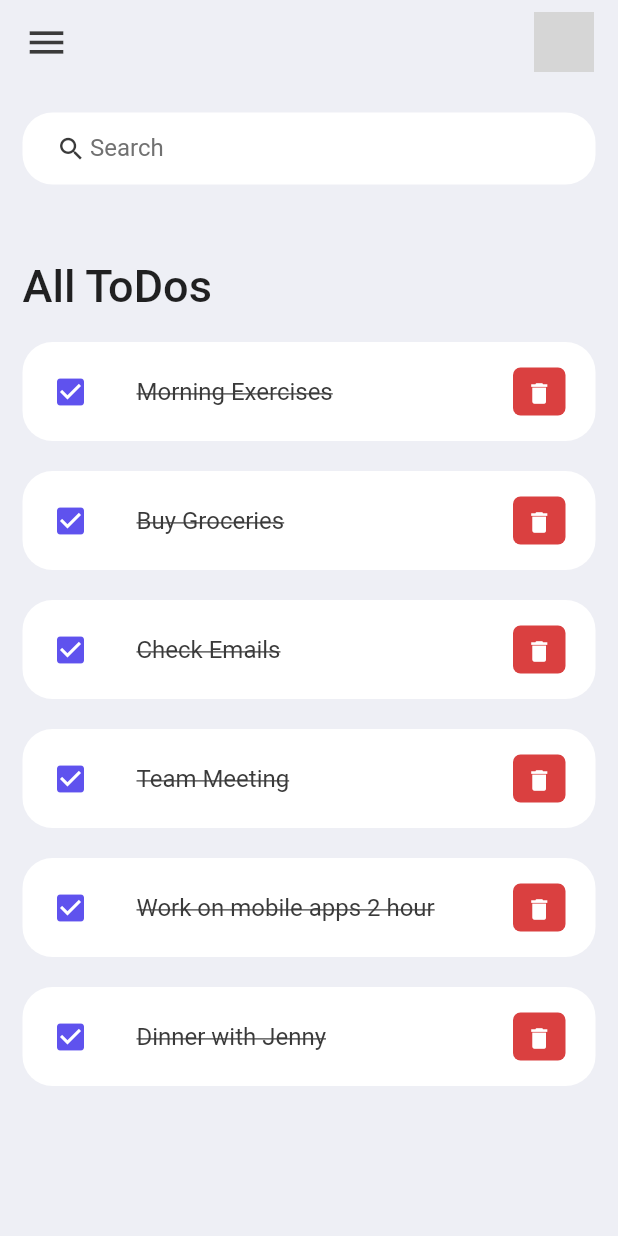
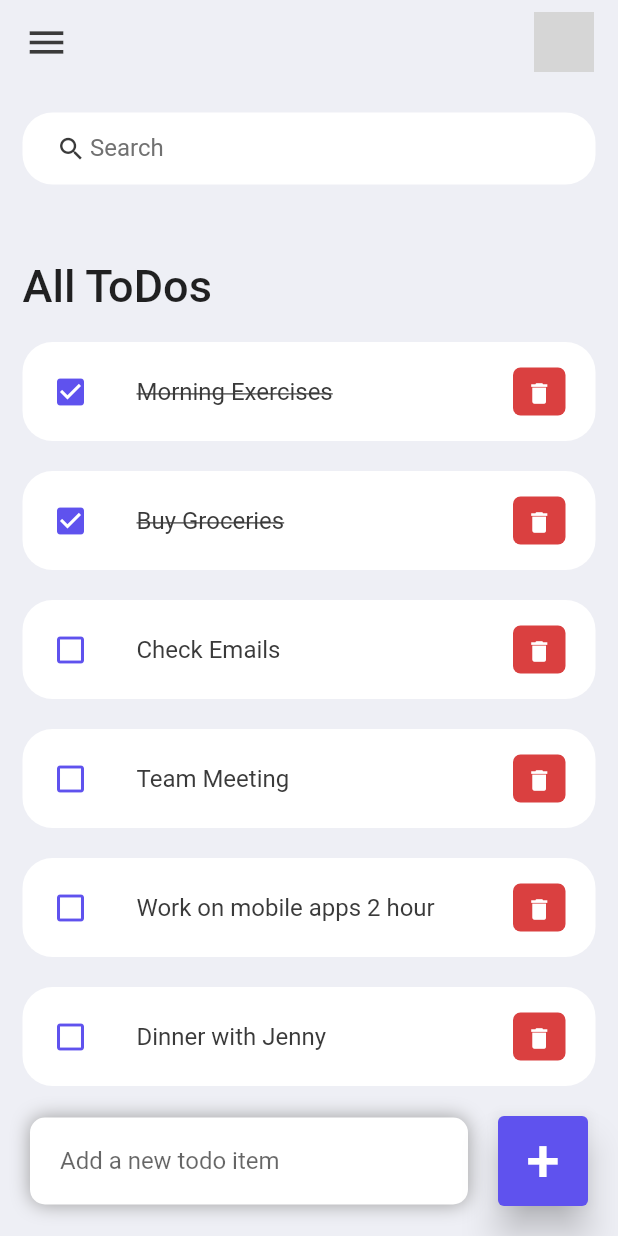
Before and after one commit to RenatoRosaFranco/flutter-todo-app, a Flutter app: the screen it shows after launch, on a phone screen of 412 x 824 dp. Run offline on Flutter 3.47's test engine with Material 2 defaults, Android fonts, the phone set to English and light mode, and no system bars; grey boxes are pictures that could not be loaded.

Commit message:
Todo item input added and project UI Finished

```diff
--- a/lib/model/todo.dart
+++ b/lib/model/todo.dart
@@ -13,10 +13,10 @@ class ToDo {
     return [
       ToDo(id: '01', todoText: 'Morning Exercises', isDone: true),
       ToDo(id: '02', todoText: 'Buy Groceries', isDone: true),
-      ToDo(id: '03', todoText: 'Check Emails', isDone: true),
-      ToDo(id: '04', todoText: 'Team Meeting', isDone: true),
-      ToDo(id: '05', todoText: 'Work on mobile apps 2 hour', isDone: true),
-      ToDo(id: '06', todoText: 'Dinner with Jenny', isDone: true),
+      ToDo(id: '03', todoText: 'Check Emails'),
+      ToDo(id: '04', todoText: 'Team Meeting'),
+      ToDo(id: '05', todoText: 'Work on mobile apps 2 hour'),
+      ToDo(id: '06', todoText: 'Dinner with Jenny'),
     ];
   }
 }
--- a/lib/screens/home.dart
+++ b/lib/screens/home.dart
@@ -2,6 +2,9 @@ import 'package:flutter/material.dart';
 import 'package:news_app/constants/colors.dart';
 import 'package:news_app/widgets/todo_item.dart';
 import 'package:news_app/model/todo.dart';
+
+import 'package:news_app/widgets/base/build_appbar.dart';
+import 'package:news_app/widgets/base/search_box.dart';
 
 class Home extends StatelessWidget {
   Home({Key? key}) : super(key: key);
@@ -16,7 +19,9 @@ class Home extends StatelessWidget {
           preferredSize: Size.fromHeight(60),
           child: buildAppBar(),
         ),
-        body: Container(
+        body: Stack(
+          children: [
+            Container(
             padding: const EdgeInsets.symmetric(
                 horizontal: 15,
                 vertical: 15
@@ -48,73 +53,60 @@ class Home extends StatelessWidget {
                 )
               ],
             ),
+          ),
+            Align(
+              alignment: Alignment.bottomCenter,
+              child: Row(
+                children: [
+                  Expanded(
+                    child: Container(
+                      margin: const EdgeInsets.only(
+                        bottom: 20,
+                        right: 20,
+                        left: 20
+                      ),
+                      padding: EdgeInsets.symmetric(horizontal: 20, vertical: 5),
+                      decoration: BoxDecoration(
+                        color: Colors.white,
+                        boxShadow: const [BoxShadow(
+                            color: Colors.grey,
+                            offset: Offset(0.0, 0.0),
+                            blurRadius: 10.0,
+                            spreadRadius: 0.0
+                        ),],
+                        borderRadius: BorderRadius.circular(10),
+                      ),
+                      child: const TextField(
+                        decoration: InputDecoration(
+                          hintText: 'Add a new todo item',
+                          border: InputBorder.none
+                        )
+                      ),
+                    ),
+                  ),
+                  Container(
+                    margin: const EdgeInsets.only(
+                        bottom: 20,
+                        right: 20
+                    ),
+                    child: ElevatedButton(
+                      onPressed: () {},
+                      style: ElevatedButton.styleFrom(
+                        primary: tdBlue,
+                        minimumSize: Size(60, 60),
+                        elevation: 10
+                      ),
+                      child: const Text('+',
+                        style: TextStyle(
+                          fontSize: 40,
+                        ),),
+                    ),
+                  )
+                ],
+              )
+            ),
+          ]
         )
     );
   }
 }
-
-// Widgets
-class buildAppBar extends StatelessWidget {
-  const buildAppBar({
-    Key? key,
-  }) : super(key: key);
-
-  @override
-  Widget build(BuildContext context) {
-    return AppBar(
-        backgroundColor: tdBGColor,
-        elevation: 0,
-        title: Row(
-          mainAxisAlignment: MainAxisAlignment.spaceBetween,
-          children: [
-            const Icon(
-              Icons.menu,
-              color: tdBlack,
-              size: 30
-            ),
-            SizedBox(
-              height: 40,
-              width: 40,
-              child: ClipRRect(
-                borderRadius: BorderRadius.circular(20),
-                child: Image.asset('assets/images/avatar.jpeg'),
-              ),
-            )
-          ],
-        )
-    );
-  }
-}
-class searchBox extends StatelessWidget {
-  const searchBox({Key? key}) : super(key: key);
-
-  @override
-  Widget build(BuildContext context) {
-    return Container(
-      padding: const EdgeInsets.symmetric(horizontal: 20),
-      decoration: BoxDecoration(
-        color: Colors.white,
-        borderRadius: BorderRadius.circular(20)
-      ),
-      child: const TextField(
-        decoration: InputDecoration(
-          contentPadding: EdgeInsets.all(0),
-          prefixIcon: Icon(
-            Icons.search,
-            color: tdBlack,
-            size: 20,
-          ),
-          prefixIconConstraints: BoxConstraints(
-            maxHeight: 20,
-            minWidth: 25
-          ),
-          border: InputBorder.none,
-          hintText: 'Search',
-          hintStyle: TextStyle(
-            color: tdGrey
-          )
-        ),
-      ),
-    );
-  }
-}
--- /dev/null
+++ b/lib/widgets/base/build_appbar.dart
@@ -0,0 +1,34 @@
+import 'package:flutter/material.dart';
+import 'package:news_app/constants/colors.dart';
+
+class buildAppBar extends StatelessWidget {
+  const buildAppBar({
+    Key? key,
+  }) : super(key: key);
+
+  @override
+  Widget build(BuildContext context) {
+    return AppBar(
+        backgroundColor: tdBGColor,
+        elevation: 0,
+        title: Row(
+          mainAxisAlignment: MainAxisAlignment.spaceBetween,
+          children: [
+            const Icon(
+                Icons.menu,
+                color: tdBlack,
+                size: 30
+            ),
+            SizedBox(
+              height: 40,
+              width: 40,
+              child: ClipRRect(
+                borderRadius: BorderRadius.circular(20),
+                child: Image.asset('assets/images/avatar.jpeg'),
+              ),
+            )
+          ],
+        )
+    );
+  }
+}
--- /dev/null
+++ b/lib/widgets/base/search_box.dart
@@ -0,0 +1,36 @@
+import 'package:flutter/material.dart';
+import 'package:news_app/constants/colors.dart';
+
+class searchBox extends StatelessWidget {
+  const searchBox({Key? key}) : super(key: key);
+
+  @override
+  Widget build(BuildContext context) {
+    return Container(
+      padding: const EdgeInsets.symmetric(horizontal: 20),
+      decoration: BoxDecoration(
+          color: Colors.white,
+          borderRadius: BorderRadius.circular(20)
+      ),
+      child: const TextField(
+        decoration: InputDecoration(
+            contentPadding: EdgeInsets.all(0),
+            prefixIcon: Icon(
+              Icons.search,
+              color: tdBlack,
+              size: 20,
+            ),
+            prefixIconConstraints: BoxConstraints(
+                maxHeight: 20,
+                minWidth: 25
+            ),
+            border: InputBorder.none,
+            hintText: 'Search',
+            hintStyle: TextStyle(
+                color: tdGrey
+            )
+        ),
+      ),
+    );
+  }
+}
```
Lines whose indentation alone changed are shown as unchanged.
